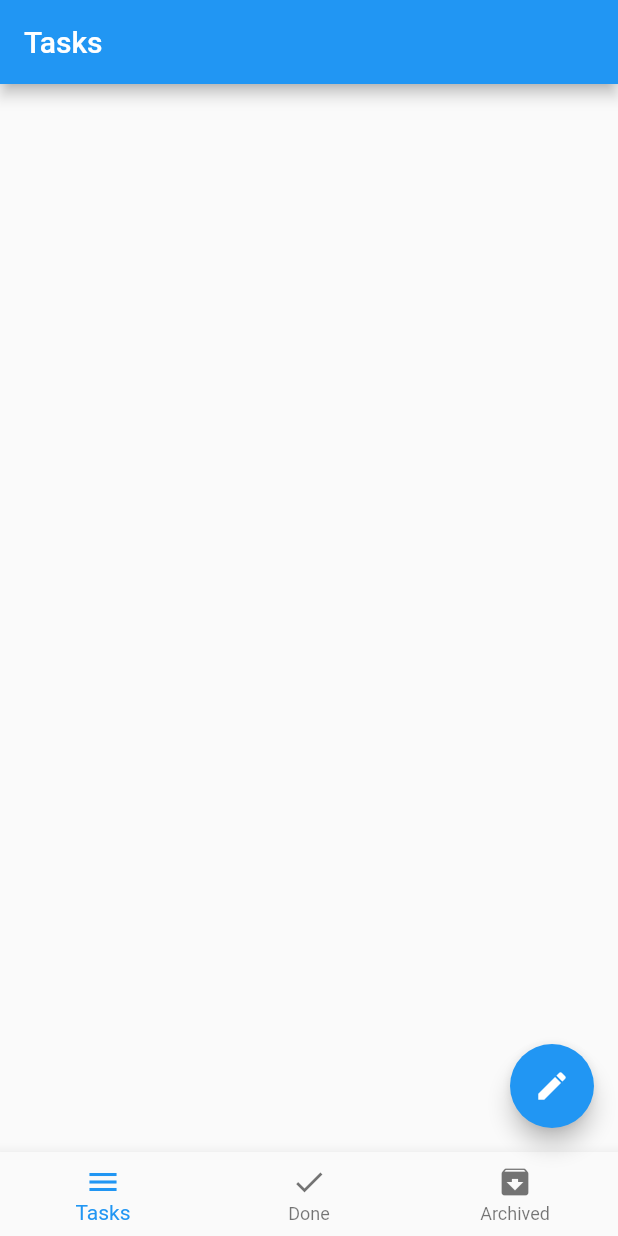
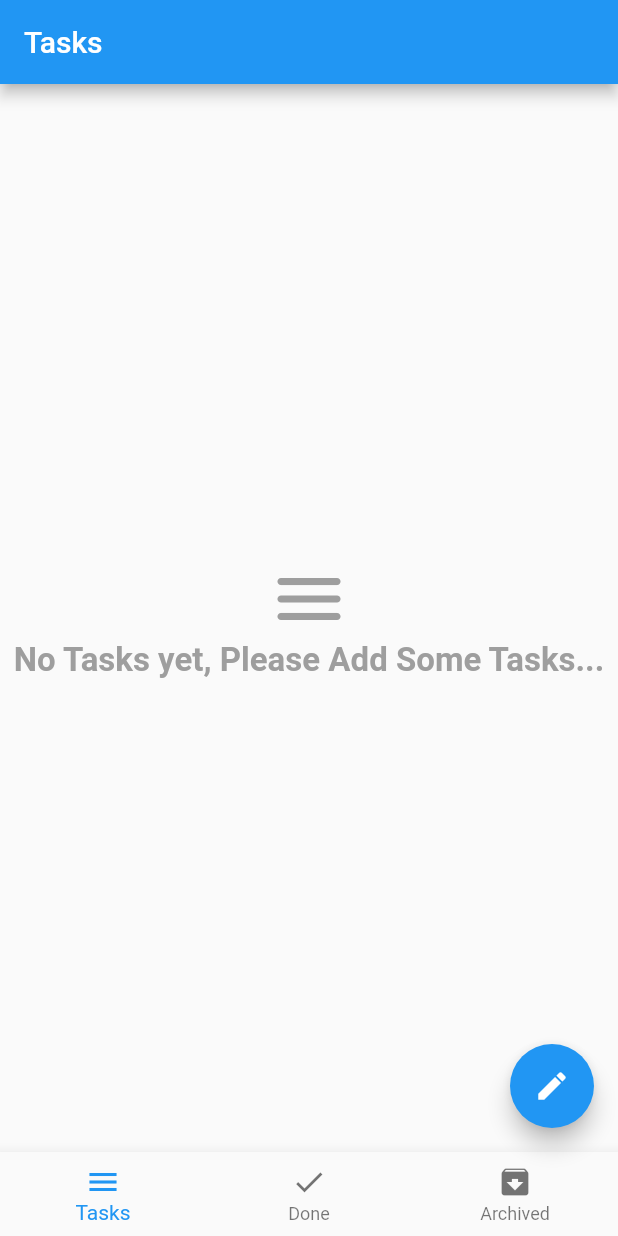
Before and after one commit to dev-KarimAhmed/todo_app_bloc_sqflite, a Flutter app: the screen it shows after launch, on a phone screen of 412 x 824 dp. Run offline on Flutter 3.47's test engine with Material 2 defaults, Android fonts, the phone set to English and light mode, and no system bars; our stand-ins replace flutter_bloc, sqflite; missing offline and left inert: sqlite3; accounts and stored records are empty.

Commit message:
delete tasks

```diff
--- a/lib/cubit/app_cubit.dart
+++ b/lib/cubit/app_cubit.dart
@@ -102,4 +102,10 @@ class AppCubit extends Cubit<AppState> {
       emit(UpdateDB());
     });
   }
+  void deleteFromDB({required int id}) async {
+    database.rawDelete('DELETE FROM tasks WHERE id = ?', [id]).then((value) {
+      getDataFromDB(database);
+      emit(DeletFromDB());
+    });
+  }
 }
--- a/lib/cubit/app_state.dart
+++ b/lib/cubit/app_state.dart
@@ -11,3 +11,4 @@ class InsertDB extends AppState {}
 class GetDB extends AppState {}
 class AppChangeClick extends AppState {}
 class UpdateDB extends AppState {}
+class DeletFromDB extends AppState {}
--- a/lib/views/archived_tasks.dart
+++ b/lib/views/archived_tasks.dart
@@ -4,6 +4,7 @@ import 'package:flutter_bloc/flutter_bloc.dart';
 
 import '../cubit/app_cubit.dart';
 import '../widget/task_tile.dart';
+import 'no_tasks.dart';
 
 class ArchivedTasks extends StatelessWidget {
   const ArchivedTasks({super.key});
@@ -14,7 +15,7 @@ class ArchivedTasks extends StatelessWidget {
         listener: (context,state){},
         builder: (context,state){
           var tasks = AppCubit.get(context).archivedTasks;
-          return ListView.separated(
+          return tasks==0 ? NoTasksScreen():ListView.separated(
             itemBuilder: (context, index) => TaskTile(data: tasks[index]),
             separatorBuilder: (context, index) => Container(
                   width: double.infinity,
--- a/lib/views/done_tasks.dart
+++ b/lib/views/done_tasks.dart
@@ -4,6 +4,7 @@ import 'package:flutter_bloc/flutter_bloc.dart';
 
 import '../cubit/app_cubit.dart';
 import '../widget/task_tile.dart';
+import 'no_tasks.dart';
 
 class DoneTasks extends StatelessWidget {
   const DoneTasks({super.key});
@@ -14,7 +15,7 @@ class DoneTasks extends StatelessWidget {
         listener: (context,state){},
         builder: (context,state){
           var tasks = AppCubit.get(context).doneTasks;
-          return ListView.separated(
+          return tasks==0 ? NoTasksScreen(): ListView.separated(
             itemBuilder: (context, index) => TaskTile(data: tasks[index]),
             separatorBuilder: (context, index) => Container(
                   width: double.infinity,
--- a/lib/views/new_tasks.dart
+++ b/lib/views/new_tasks.dart
@@ -4,28 +4,28 @@ import 'package:todo_app_bloc_sqflite/constants/list.dart';
 import 'package:todo_app_bloc_sqflite/cubit/app_cubit.dart';
 
 import '../widget/task_tile.dart';
+import 'no_tasks.dart';
 
 class NewTasks extends StatelessWidget {
   const NewTasks({super.key});
 
   @override
   Widget build(BuildContext context) {
-    return
-      BlocConsumer<AppCubit,AppState>(
-        listener: (context,state){},
-        builder: (context,state){
+    return BlocConsumer<AppCubit, AppState>(
+      listener: (context, state) {},
+      builder: (context, state) {
         var tasks = AppCubit.get(context).newTasks;
-          return ListView.separated(
+        return tasks.length == 0
+            ? NoTasksScreen()
+            : ListView.separated(
                 itemBuilder: (context, index) => TaskTile(data: tasks[index]),
                 separatorBuilder: (context, index) => Container(
                       width: double.infinity,
                       height: 1,
                       color: Colors.grey,
                     ),
-            itemCount: tasks.length
-            );
+                itemCount: tasks.length);
       },
-
     );
   }
 }
--- /dev/null
+++ b/lib/views/no_tasks.dart
@@ -0,0 +1,30 @@
+import 'package:flutter/material.dart';
+
+class NoTasksScreen extends StatelessWidget {
+  const NoTasksScreen({
+    super.key,
+  });
+
+  @override
+  Widget build(BuildContext context) {
+    return Center(
+        child: Column(
+          mainAxisAlignment: MainAxisAlignment.center,
+          children: [
+            Icon(
+              Icons.menu_rounded,
+              size: 56,
+              color: Colors.grey,
+            ),
+            Text(
+              'No Tasks yet, Please Add Some Tasks...',
+              style: TextStyle(
+                  color: Colors.grey,
+                  fontSize: 22,
+                  fontWeight: FontWeight.bold),
+            )
+          ],
+        ),
+      );
+  }
+}
--- a/lib/widget/task_tile.dart
+++ b/lib/widget/task_tile.dart
@@ -9,7 +9,12 @@ class TaskTile extends StatelessWidget {
   final Map data;
   @override
   Widget build(BuildContext context) {
-    return Padding(
+    return Dismissible(
+      key: Key(data['id'].toString()),
+      onDismissed: (direction) {
+        AppCubit.get(context).deleteFromDB(id: data['id']);
+      },
+      child: Padding(
         padding: const EdgeInsets.all(12.0),
         child: Row(
           children: [
@@ -41,7 +46,8 @@ class TaskTile extends StatelessWidget {
             ),
             IconButton(
                 onPressed: () {
-                AppCubit.get(context).updateDB(status: 'done', id: data['id']);
+                  AppCubit.get(context)
+                      .updateDB(status: 'done', id: data['id']);
                 },
                 icon: Icon(
                   Icons.check_box,
@@ -49,7 +55,8 @@ class TaskTile extends StatelessWidget {
                 )),
             IconButton(
                 onPressed: () {
-                AppCubit.get(context).updateDB(status: 'arcived', id: data['id']);
+                  AppCubit.get(context)
+                      .updateDB(status: 'arcived', id: data['id']);
                 },
                 icon: Icon(
                   Icons.archive,
@@ -57,6 +64,7 @@ class TaskTile extends StatelessWidget {
                 )),
           ],
         ),
+      ),
     );
   }
 }
```
Lines whose indentation alone changed are shown as unchanged.
